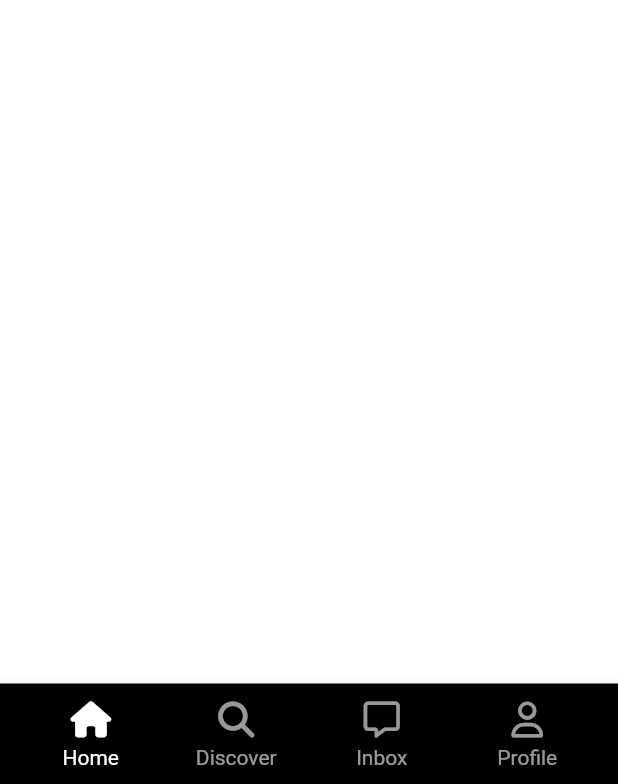
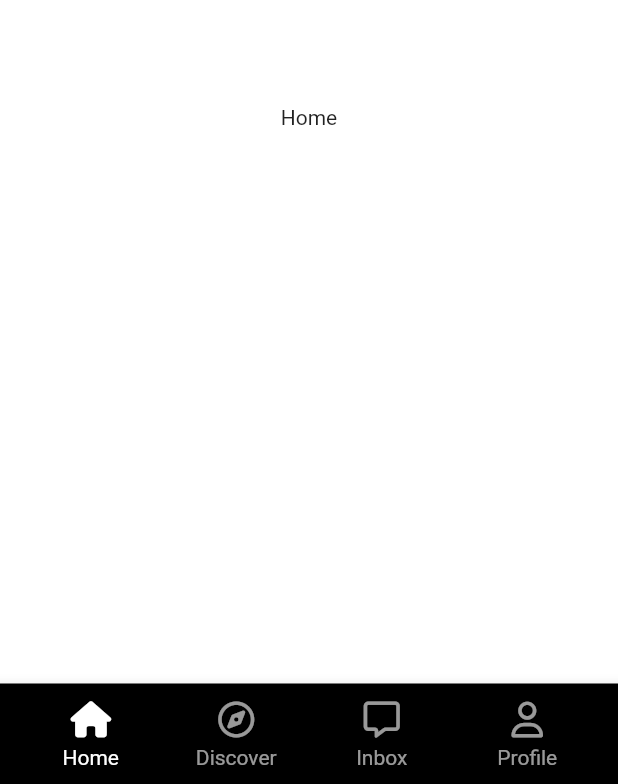
Before and after one commit to irismake/tikNtok, a Flutter app: the screen it shows after launch, on a phone screen of 412 x 824 dp. Shown: the part 449-1233 px from the top of the screen. Run offline on Flutter 3.47's test engine with Material 2 defaults, Android fonts, the phone set to English and light mode, and no system bars; our stand-ins replace font_awesome_flutter.

Commit message:
Style : NavigationBar UI

```diff
--- a/lib/features/main_navigation/main_navigation_screen.dart
+++ b/lib/features/main_navigation/main_navigation_screen.dart
@@ -25,14 +25,12 @@ class _MainNavigationScreenState extends State<MainNavigationScreen> {
     const Center(
       child: Text('Search'),
     ),
+    Container(),
     const Center(
-      child: Text('Home'),
+      child: Text('Message'),
     ),
     const Center(
-      child: Text('Search'),
-    ),
-    const Center(
-      child: Text('Home'),
+      child: Text('User'),
     ),
   ];
 
@@ -45,6 +43,7 @@ class _MainNavigationScreenState extends State<MainNavigationScreen> {
   @override
   Widget build(BuildContext context) {
     return Scaffold(
+      body: screens[_selectedIndex],
       bottomNavigationBar: BottomAppBar(
           color: Colors.black,
           child: Padding(
@@ -56,24 +55,28 @@ class _MainNavigationScreenState extends State<MainNavigationScreen> {
                   text: 'Home',
                   isSelected: _selectedIndex == 0,
                   icon: FontAwesomeIcons.house,
+                  selectedIcon: FontAwesomeIcons.house,
                   onTap: () => _onTap(0),
                 ),
                 NavTab(
                   text: 'Discover',
                   isSelected: _selectedIndex == 1,
-                  icon: FontAwesomeIcons.magnifyingGlass,
+                  icon: FontAwesomeIcons.compass,
+                  selectedIcon: FontAwesomeIcons.solidCompass,
                   onTap: () => _onTap(1),
                 ),
                 NavTab(
                   text: 'Inbox',
                   isSelected: _selectedIndex == 3,
                   icon: FontAwesomeIcons.message,
+                  selectedIcon: FontAwesomeIcons.solidMessage,
                   onTap: () => _onTap(3),
                 ),
                 NavTab(
                   text: 'Profile',
                   isSelected: _selectedIndex == 4,
                   icon: FontAwesomeIcons.user,
+                  selectedIcon: FontAwesomeIcons.solidUser,
                   onTap: () => _onTap(4),
                 )
               ],
--- a/lib/features/main_navigation/widgets/nav_tab.dart
+++ b/lib/features/main_navigation/widgets/nav_tab.dart
@@ -12,12 +12,14 @@ class NavTab extends StatelessWidget {
     required this.text,
     required this.isSelected,
     required this.icon,
+    required this.selectedIcon,
     required this.onTap,
   });
 
   final String text;
   final bool isSelected;
   final IconData icon;
+  final IconData selectedIcon;
   final Function onTap;
 
   @override
@@ -29,12 +31,12 @@ class NavTab extends StatelessWidget {
           color: Colors.black,
           child: AnimatedOpacity(
             opacity: isSelected ? 1 : 0.6,
-            duration: Duration(milliseconds: 100),
+            duration: Duration(milliseconds: 200),
             child: Column(
               mainAxisSize: MainAxisSize.min,
               children: [
                 FaIcon(
-                  icon,
+                  isSelected ? selectedIcon : icon,
                   color: Colors.white,
                 ),
                 Gaps.v5,
```
